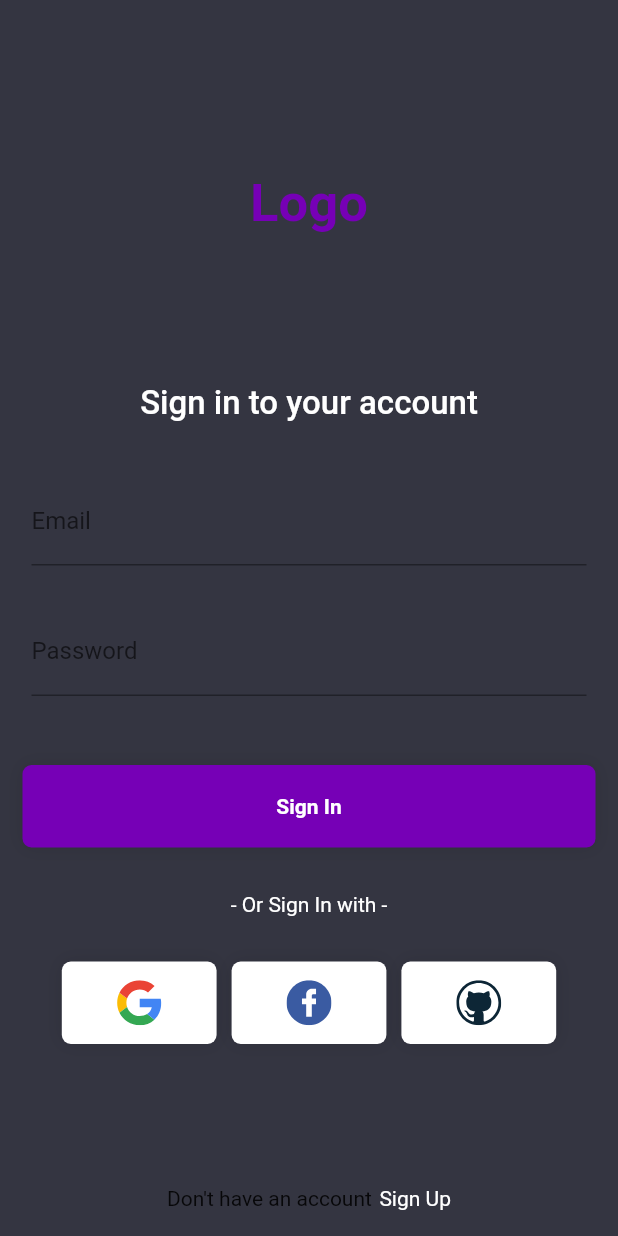
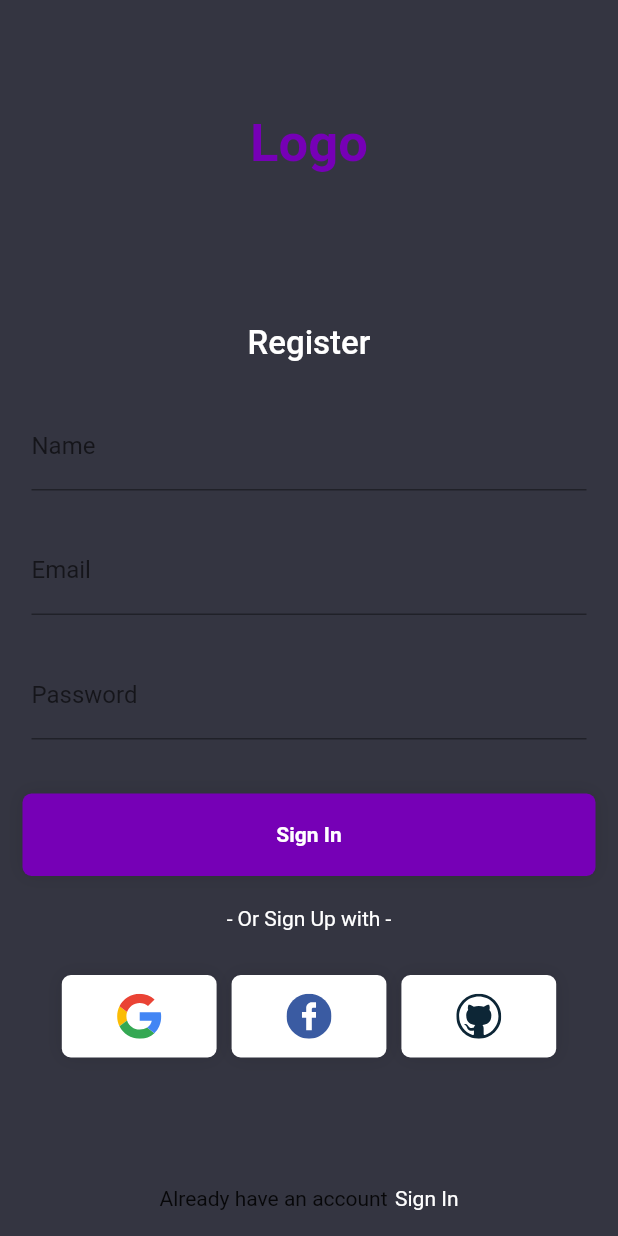
Before and after one commit to tanmay910/chat_bot_app, a Flutter app: the screen it shows after launch, on a phone screen of 412 x 824 dp. Run offline on Flutter 3.47's test engine with Material 2 defaults, Android fonts, the phone set to English and light mode, and no system bars; our stand-ins replace animated_text_kit, flutter_spinkit, flutter_svg, hexcolor.

```diff
--- a/lib/main.dart
+++ b/lib/main.dart
@@ -35,7 +35,7 @@ class MyApp extends StatelessWidget {
             appBarTheme: AppBarTheme(
               color: cardColor,
             )),
-        home: SignInPage(),
+        home: SignUpPage(),
       ),
     );
   }
--- a/lib/screens/sign_up_screen.dart
+++ b/lib/screens/sign_up_screen.dart
@@ -96,7 +96,9 @@ class _SignUpPageState extends State<SignUpPage> {
                       ),
                     ),
                     const SizedBox(height: 30),
-                    const ButtonGlobal(),
+                    const ButtonGlobal(
+                      labelText: 'Login',
+                    ),
                     const SizedBox(height: 20),
                     Container(
                       alignment: Alignment.center,
```
Also changed, not shown: lib/screens/home_screen.dart (added), 72 other files.
